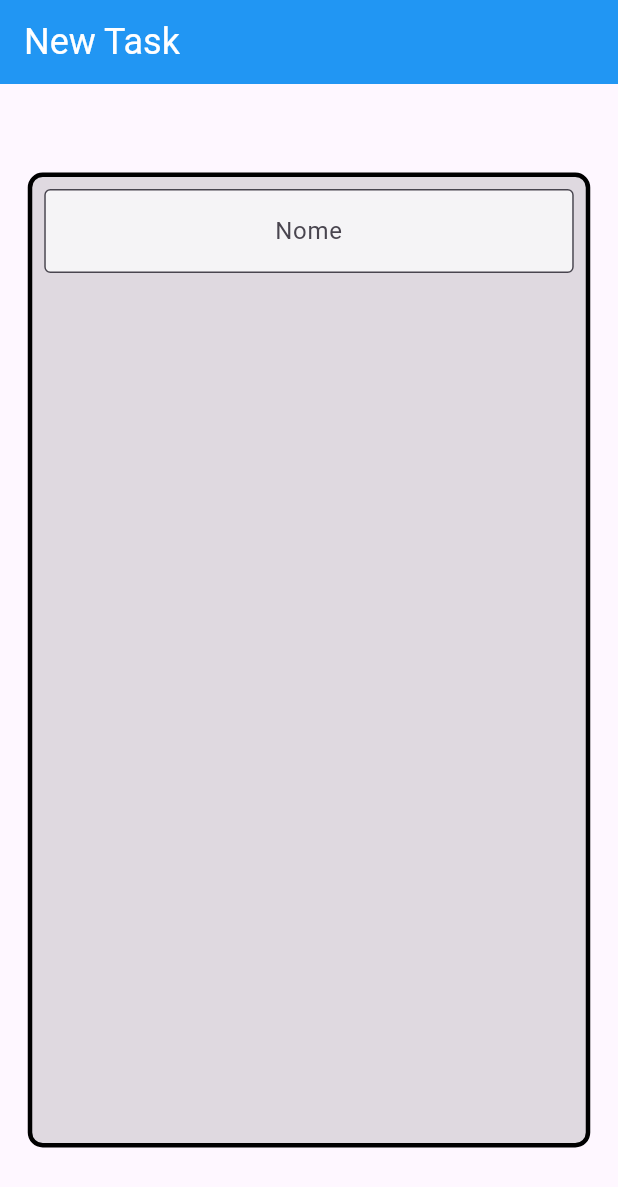
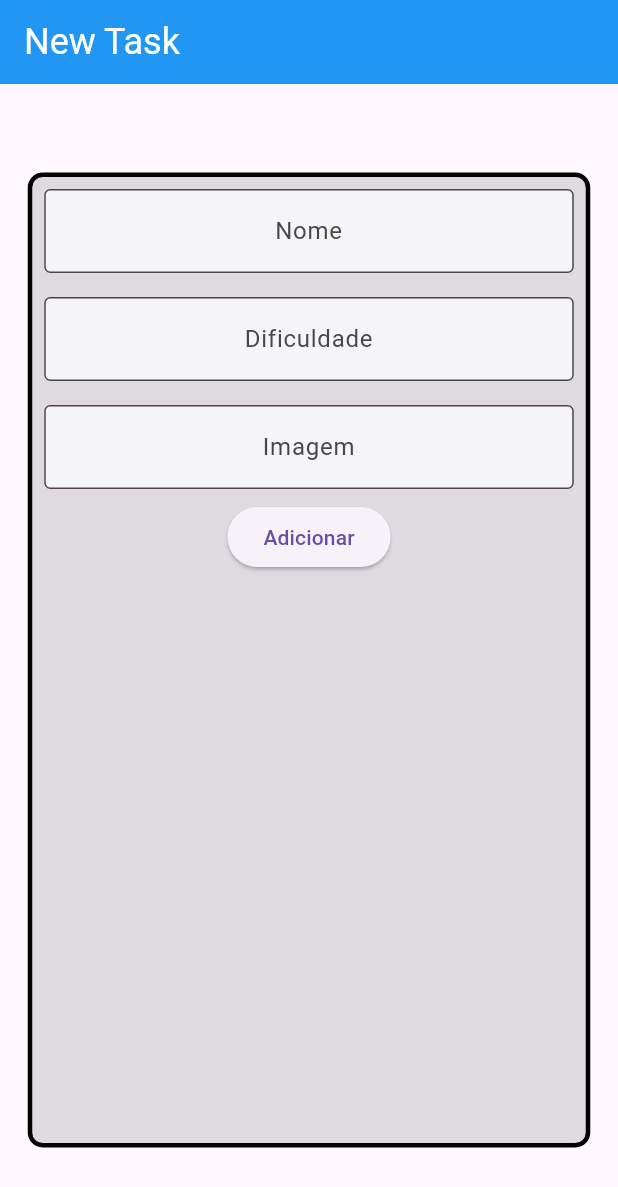
Before and after one commit to JonatasFlores/my-first-project, a Flutter app: the screen it shows after launch, on a phone screen of 412 x 824 dp. Shown: the top 1187 px of the screen. Run offline on Flutter 3.47's test engine with Material 3 defaults, Android fonts, the phone set to English and light mode, and no system bars.

Commit message:
Feat: Adicionado mais 2 TextFormField e criado 3 variáveis tipo TextEditingController...

```diff
--- a/lib/screens/form_screen.dart
+++ b/lib/screens/form_screen.dart
@@ -6,6 +6,9 @@ class FormScreen extends StatefulWidget {
 }
 
 class _FormScreenState extends State<FormScreen> {
+  TextEditingController nameController = TextEditingController();
+  TextEditingController difficultyController = TextEditingController();
+  TextEditingController imageController = TextEditingController();
   @override
   Widget build(BuildContext context) {
     return Scaffold(
@@ -31,6 +34,7 @@ class _FormScreenState extends State<FormScreen> {
               Padding(
                 padding: const EdgeInsets.all(8.0),
                 child: TextFormField(
+                    controller: nameController,
                     textAlign: TextAlign.center,
                     decoration: InputDecoration(
                       border: OutlineInputBorder(),
@@ -39,6 +43,35 @@ class _FormScreenState extends State<FormScreen> {
                       filled: true,
                     )),
               ),
+              Padding(
+                padding: const EdgeInsets.all(8.0),
+                child: TextFormField(
+                    controller: difficultyController,
+                    textAlign: TextAlign.center,
+                    decoration: InputDecoration(
+                      border: OutlineInputBorder(),
+                      hintText: 'Dificuldade',
+                      fillColor: Colors.white70,
+                      filled: true,
+                    )),
+              ),
+              Padding(
+                padding: const EdgeInsets.all(8.0),
+                child: TextFormField(
+                    controller: imageController,
+                    textAlign: TextAlign.center,
+                    decoration: InputDecoration(
+                      border: OutlineInputBorder(),
+                      hintText: 'Imagem',
+                      fillColor: Colors.white70,
+                      filled: true,
+                    )),
+              ),
+              ElevatedButton(
+                  onPressed: () {
+                    print('Sucesso Nova Tarefa Criada');
+                  },
+                  child: Text('Adicionar'))
             ],
           ),
         ),
```
